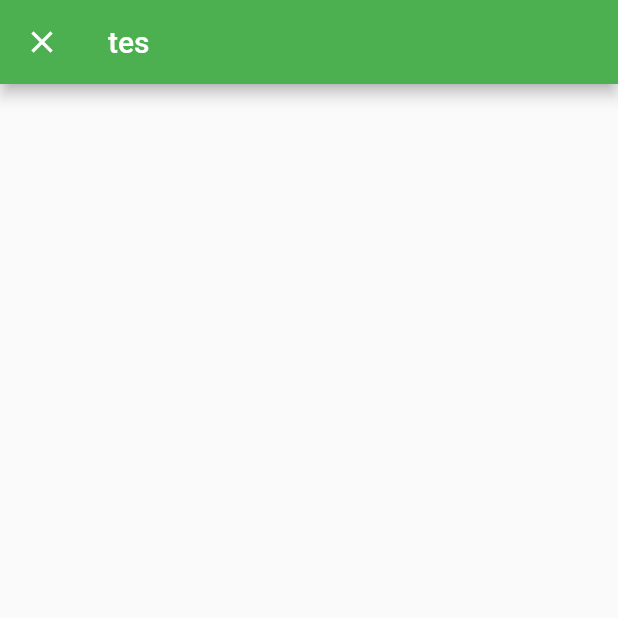
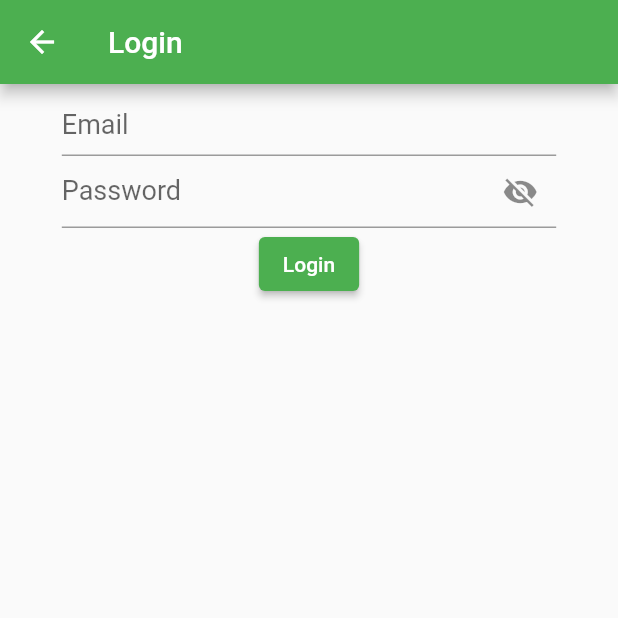
Before and after one commit to agung-w/Recipee, a Flutter app: the LoginPage screen opened directly, on a phone screen of 412 x 824 dp, the top half of it. Run offline on Flutter 3.47's test engine with Material 2 defaults, Android fonts, the phone set to English and light mode, and no system bars; our stand-ins replace bloc, dio, email_validator, flutter_bloc, flutter_dotenv, freezed_annotation and 2 more; accounts and stored records are empty.

Commit message:
Add user authentication & skeleton

```diff
--- /dev/null
+++ b/lib/bloc/user_authentication_event.dart
@@ -0,0 +1,13 @@
+part of 'user_authentication_bloc.dart';
+
+@freezed
+class UserAuthenticationEvent with _$UserAuthenticationEvent {
+  const factory UserAuthenticationEvent.loginByEmail({
+    required String email,
+    required String password,
+    required BuildContext context,
+  }) = _LoginByEmail;
+  const factory UserAuthenticationEvent.logout() = _Logout;
+  const factory UserAuthenticationEvent.checkSignInStatus(
+      {required BuildContext context}) = _CheckSignInStatus;
+}
--- /dev/null
+++ b/lib/bloc/user_authentication_state.dart
@@ -0,0 +1,8 @@
+part of 'user_authentication_bloc.dart';
+
+@freezed
+class UserAuthenticationState with _$UserAuthenticationState {
+  const factory UserAuthenticationState.signedIn(User user) = _SignedIn;
+  const factory UserAuthenticationState.signedOut() = _SignedOut;
+  const factory UserAuthenticationState.loading() = _Loading;
+}
--- a/lib/entities/user.dart
+++ b/lib/entities/user.dart
@@ -8,7 +8,6 @@ class User with _$User {
   const factory User({
     required String name,
     required String username,
-    required String email,
     required String? photoUrl,
   }) = _User;
 
--- /dev/null
+++ b/lib/helpers/api_result.dart
@@ -0,0 +1,9 @@
+import 'package:freezed_annotation/freezed_annotation.dart';
+
+part 'api_result.freezed.dart';
+
+@freezed
+class ApiResult<T> with _$ApiResult<T> {
+  const factory ApiResult.success(T value) = Success<T>;
+  const factory ApiResult.failed(String message) = Failed<T>;
+}
--- a/lib/presentations/pages/login_page.dart
+++ b/lib/presentations/pages/login_page.dart
@@ -1,22 +1,54 @@
 import 'package:flutter/material.dart';
-import 'package:flutter/src/widgets/container.dart';
-import 'package:flutter/src/widgets/framework.dart';
+import 'package:flutter/scheduler.dart';
+import 'package:flutter_bloc/flutter_bloc.dart';
+import 'package:ta_recipe_app/bloc/user_authentication_bloc.dart';
+import 'package:ta_recipe_app/presentations/widgets/email_input.dart';
+import 'package:ta_recipe_app/presentations/widgets/loading_indicator.dart';
+import 'package:ta_recipe_app/presentations/widgets/password_input.dart';
 
 class LoginPage extends StatelessWidget {
   const LoginPage({super.key});
 
   @override
   Widget build(BuildContext context) {
-    return Scaffold(
-      appBar: AppBar(
-        automaticallyImplyLeading: true,
-        leading: IconButton(
-          icon: Icon(Icons.close),
-          onPressed: () => Navigator.of(context).pop(),
-        ),
-        title: Text("tes"),
-      ),
-      body: Container(),
+    TextEditingController emailController = TextEditingController();
+    TextEditingController passwordController = TextEditingController();
+
+    return BlocBuilder<UserAuthenticationBloc, UserAuthenticationState>(
+      builder: (context, state) {
+        return Scaffold(
+          appBar: AppBar(
+            title: const Text("Login"),
+          ),
+          body: Center(
+            child: Column(
+              children: [
+                SizedBox(
+                    width: MediaQuery.of(context).size.width * 0.8,
+                    child: EmailInput(
+                      controller: emailController,
+                    )),
+                SizedBox(
+                    width: MediaQuery.of(context).size.width * 0.8,
+                    child: PasswordInput(controller: passwordController)),
+                ElevatedButton(
+                  onPressed: () {
+                    context.read<UserAuthenticationBloc>().add(
+                        UserAuthenticationEvent.loginByEmail(
+                            email: emailController.text,
+                            password: passwordController.text,
+                            context: context));
+                  },
+                  child: state.whenOrNull(
+                    signedOut: () => const Text("Login"),
+                    loading: () => const LoadingIndicator(size: 16),
+                  ),
+                )
+              ],
+            ),
+          ),
+        );
+      },
     );
   }
 }
--- /dev/null
+++ b/lib/presentations/widgets/email_input.dart
@@ -0,0 +1,33 @@
+import 'package:email_validator/email_validator.dart';
+import 'package:flutter/material.dart';
+
+class EmailInput extends StatefulWidget {
+  final TextEditingController controller;
+
+  const EmailInput({super.key, required this.controller});
+
+  @override
+  State<EmailInput> createState() => _EmailInputState();
+}
+
+class _EmailInputState extends State<EmailInput> {
+  bool valid = false;
+  @override
+  Widget build(BuildContext context) {
+    return TextFormField(
+      textAlignVertical: TextAlignVertical.bottom,
+      style: const TextStyle(fontSize: 18),
+      autocorrect: false,
+      onChanged: (value) => setState(() {
+        valid = EmailValidator.validate(value);
+      }),
+      controller: widget.controller,
+      decoration: InputDecoration(
+          hintText: "Email",
+          prefixIconConstraints: const BoxConstraints(),
+          errorText: valid != true && widget.controller.text.isNotEmpty
+              ? "Please provide valid email address"
+              : null),
+    );
+  }
+}
--- /dev/null
+++ b/lib/presentations/widgets/password_input.dart
@@ -0,0 +1,35 @@
+import 'package:flutter/material.dart';
+import 'package:flutter/src/widgets/container.dart';
+import 'package:flutter/src/widgets/framework.dart';
+
+class PasswordInput extends StatefulWidget {
+  final TextEditingController controller;
+  const PasswordInput({super.key, required this.controller});
+
+  @override
+  State<PasswordInput> createState() => _PasswordInputState();
+}
+
+class _PasswordInputState extends State<PasswordInput> {
+  bool _visible = false;
+  @override
+  Widget build(BuildContext context) {
+    return TextFormField(
+      style: const TextStyle(fontSize: 18),
+      controller: widget.controller,
+      autocorrect: false,
+      obscureText: !_visible,
+      decoration: InputDecoration(
+        hintText: "Password",
+        suffixIcon: IconButton(
+          icon: Icon(_visible ? Icons.visibility : Icons.visibility_off),
+          onPressed: () {
+            setState(() {
+              _visible = !_visible;
+            });
+          },
+        ),
+      ),
+    );
+  }
+}
--- /dev/null
+++ b/lib/services/auth_services.dart
@@ -0,0 +1,52 @@
+import 'dart:convert';
+
+import 'package:dio/dio.dart';
+import 'package:flutter_dotenv/flutter_dotenv.dart';
+import 'package:ta_recipe_app/helpers/api_result.dart';
+
+class AuthServices {
+  final Dio _dio = Dio(BaseOptions(connectTimeout: const Duration(seconds: 5)));
+
+  Future<ApiResult<String>> loginByEmail(
+      {required String email, required String password}) async {
+    var data = {
+      "user": {"email": email, "password": password}
+    };
+    try {
+      Response result = await _dio.post("${dotenv.env['API_URL']}/login/email",
+          options: Options(headers: {
+            "Content-Type": "application/json",
+          }),
+          data: jsonEncode(data));
+
+      return ApiResult.success(result.data['data']['token']);
+    } on DioError catch (e) {
+      return ApiResult.failed(e.response != null
+          ? e.response!.data['message'].toString()
+          : "Connection timeout");
+    }
+  }
+
+  Future<ApiResult<String>> registerByEmail(
+      {required String email,
+      required String name,
+      required String password}) async {
+    var data = {
+      "user": {"name": name, "email": email, "password": password}
+    };
+    try {
+      Response result = await _dio.post(
+        "${dotenv.env['API_URL']}/register/email",
+        options: Options(headers: {
+          "Content-Type": "application/json",
+        }),
+        data: jsonEncode(data),
+      );
+      return ApiResult.success(result.data['data']['token']);
+    } on DioError catch (e) {
+      return ApiResult.failed(e.response != null
+          ? e.response!.data['message'].toString()
+          : "Connection timeout");
+    }
+  }
+}
```
Also changed, not shown: lib/bloc/user_authentication_bloc.dart (added, +75 -0 lines), lib/main.dart (+20 -5 lines), lib/presentations/pages/home_page.dart (+8 -1 lines), lib/presentations/pages/profile_page.dart (+41 -11 lines), lib/presentations/widgets/loading_indicator.dart (added, +18 -0 lines), lib/presentations/widgets/skeleton.dart (added, +28 -0 lines), lib/services/user_services.dart (added, +29 -0 lines), pubspec.yaml (+9 -3 lines), lib/bloc/user_authentication_bloc.freezed.dart (added), lib/entities/user.freezed.dart, lib/entities/user.g.dart, lib/helpers/api_result.freezed.dart (added), lib/presentations/pages/register_page.dart (added), pubspec.lock, 3 other files.
